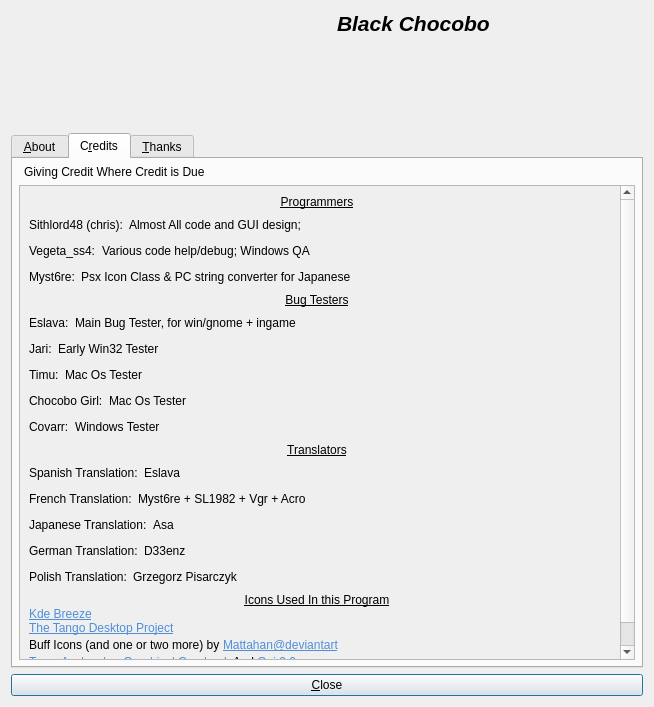
The window that src/dialogs/about.ui (sithlord48/blackchocobo) describes before a commit, drawn with Qt 5.
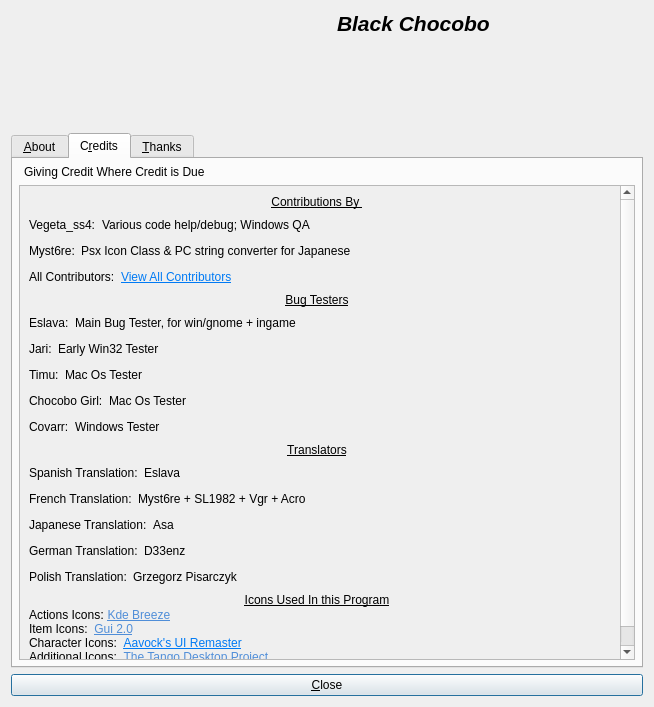
The same window after the commit. The open tabs and pages were chosen to show the change. Icons and pictures are not drawn.

```diff
--- a/src/dialogs/about.ui
+++ b/src/dialogs/about.ui
@@ -326,9 +326,9 @@
           <property name="geometry">
            <rect>
             <x>0</x>
-            <y>0</y>
-            <width>601</width>
-            <height>812</height>
+            <y>-491</y>
+            <width>596</width>
+            <height>814</height>
            </rect>
           </property>
           <property name="sizePolicy">
@@ -354,44 +354,13 @@
                 </font>
                </property>
                <property name="text">
-                <string>Programmers</string>
+                <string>Contributions By </string>
                </property>
                <property name="alignment">
                 <set>Qt::AlignCenter</set>
                </property>
               </widget>
              </item>
-             <item>
-              <layout class="QHBoxLayout" name="_22">
-               <item>
-                <widget class="QLabel" name="label">
-                 <property name="text">
-                  <string notr="true">Sithlord48 (chris):</string>
-                 </property>
-                </widget>
-               </item>
-               <item>
-                <widget class="QLabel" name="label_2">
-                 <property name="text">
-                  <string>Almost All code and GUI design; </string>
-                 </property>
-                </widget>
-               </item>
-               <item>
-                <spacer name="spacer_15">
-                 <property name="orientation">
-                  <enum>Qt::Horizontal</enum>
-                 </property>
-                 <property name="sizeHint" stdset="0">
-                  <size>
-                   <width>40</width>
-                   <height>20</height>
-                  </size>
-                 </property>
-                </spacer>
-               </item>
-              </layout>
-             </item>
              <item>
               <layout class="QHBoxLayout" name="_21">
                <item>
@@ -423,19 +392,53 @@
                </item>
               </layout>
              </item>
+             <item>
+              <layout class="QHBoxLayout" name="_34">
+               <item>
+                <widget class="QLabel" name="label_44">
+                 <property name="text">
+                  <string notr="true">Myst6re:</string>
+                 </property>
+                </widget>
+               </item>
+               <item>
+                <widget class="QLabel" name="label_45">
+                 <property name="text">
+                  <string>Psx Icon Class &amp; PC string converter for Japanese</string>
+                 </property>
+                </widget>
+               </item>
+               <item>
+                <spacer name="spacer_18">
+                 <property name="orientation">
+                  <enum>Qt::Horizontal</enum>
+                 </property>
+                 <property name="sizeHint" stdset="0">
+                  <size>
+                   <width>40</width>
+                   <height>20</height>
+                  </size>
+                 </property>
+                </spacer>
+               </item>
+              </layout>
+             </item>
              <item>
               <layout class="QHBoxLayout" name="_23">
                <item>
                 <widget class="QLabel" name="label_36">
                  <property name="text">
-                  <string notr="true">Myst6re:</string>
+                  <string notr="true">All Contributors:</string>
                  </property>
                 </widget>
                </item>
                <item>
                 <widget class="QLabel" name="label_37">
                  <property name="text">
-                  <string>Psx Icon Class &amp; PC string converter for Japanese</string>
+                  <string>&lt;html&gt;&lt;head/&gt;&lt;body&gt;&lt;p&gt;&lt;a href=&quot;https://github.com/sithlord48/blackchocobo/graphs/contributors&quot;&gt;&lt;span style=&quot; text-decoration: underline; color:#007af4;&quot;&gt;View All Contributors&lt;/span&gt;&lt;/a&gt;&lt;/p&gt;&lt;/body&gt;&lt;/html&gt;</string>
+                 </property>
+                 <property name="openExternalLinks">
+                  <bool>true</bool>
                  </property>
                 </widget>
                </item>
@@ -845,10 +848,10 @@
               <widget class="QLabel" name="label_26">
                <property name="text">
                 <string notr="true">&lt;!DOCTYPE HTML PUBLIC &quot;-//W3C//DTD HTML 4.0//EN&quot; &quot;http://www.w3.org/TR/REC-html40/strict.dtd&quot;&gt;
-&lt;html&gt;&lt;head&gt;&lt;meta name=&quot;qrichtext&quot; content=&quot;1&quot; /&gt;&lt;style type=&quot;text/css&quot;&gt;
+&lt;html&gt;&lt;head&gt;&lt;meta name=&quot;qrichtext&quot; content=&quot;1&quot; /&gt;&lt;meta charset=&quot;utf-8&quot; /&gt;&lt;style type=&quot;text/css&quot;&gt;
 p, li { white-space: pre-wrap; }
-&lt;/style&gt;&lt;/head&gt;&lt;body style=&quot; font-family:'Noto Sans'; font-size:10pt; font-weight:400; font-style:normal;&quot;&gt;
-&lt;p style=&quot; margin-top:0px; margin-bottom:0px; margin-left:0px; margin-right:0px; -qt-block-indent:0; text-indent:0px;&quot;&gt;&lt;a href=&quot;https://develop.kde.org/frameworks/breeze-icons/&quot;&gt;&lt;span style=&quot; font-family:'Ubuntu'; font-size:9pt; text-decoration: underline; color:#508ed8;&quot;&gt;Kde Breeze&lt;/span&gt;&lt;/a&gt;&lt;/p&gt;&lt;/body&gt;&lt;/html&gt;</string>
+&lt;/style&gt;&lt;/head&gt;&lt;body style=&quot; font-family:'Sans Serif'; font-size:9pt; font-weight:400; font-style:normal;&quot;&gt;
+&lt;p style=&quot; margin-top:0px; margin-bottom:0px; margin-left:0px; margin-right:0px; -qt-block-indent:0; text-indent:0px;&quot;&gt;&lt;span style=&quot; font-family:'Noto Sans';&quot;&gt;Actions Icons&lt;/span&gt;&lt;span style=&quot; font-family:'Noto Sans'; font-size:10pt;&quot;&gt;: &lt;/span&gt;&lt;a href=&quot;https://develop.kde.org/frameworks/breeze-icons/&quot;&gt;&lt;span style=&quot; font-family:'Ubuntu'; text-decoration: underline; color:#508ed8;&quot;&gt;Kde Breeze&lt;/span&gt;&lt;/a&gt;&lt;/p&gt;&lt;/body&gt;&lt;/html&gt;</string>
                </property>
                <property name="openExternalLinks">
                 <bool>true</bool>
@@ -856,65 +859,41 @@
               </widget>
              </item>
              <item>
-              <widget class="QLabel" name="label_24">
+              <widget class="QLabel" name="label_25">
                <property name="text">
                 <string notr="true">&lt;!DOCTYPE HTML PUBLIC &quot;-//W3C//DTD HTML 4.0//EN&quot; &quot;http://www.w3.org/TR/REC-html40/strict.dtd&quot;&gt;
-&lt;html&gt;&lt;head&gt;&lt;meta name=&quot;qrichtext&quot; content=&quot;1&quot; /&gt;&lt;style type=&quot;text/css&quot;&gt;
+&lt;html&gt;&lt;head&gt;&lt;meta name=&quot;qrichtext&quot; content=&quot;1&quot; /&gt;&lt;meta charset=&quot;utf-8&quot; /&gt;&lt;style type=&quot;text/css&quot;&gt;
 p, li { white-space: pre-wrap; }
-&lt;/style&gt;&lt;/head&gt;&lt;body style=&quot; font-family:'Ubuntu'; font-size:9pt; font-weight:400; font-style:normal;&quot;&gt;
-&lt;p style=&quot; margin-top:0px; margin-bottom:0px; margin-left:0px; margin-right:0px; -qt-block-indent:0; text-indent:0px;&quot;&gt;&lt;a href=&quot;http://tango.freedesktop.org/Tango_Desktop_Project&quot;&gt;&lt;span style=&quot; text-decoration: underline; color:#508ed8;&quot;&gt;The Tango Desktop Project&lt;/span&gt;&lt;/a&gt;&lt;/p&gt;&lt;/body&gt;&lt;/html&gt;</string>
+&lt;/style&gt;&lt;/head&gt;&lt;body style=&quot; font-family:'Sans Serif'; font-size:9pt; font-weight:400; font-style:normal;&quot;&gt;
+&lt;p style=&quot; margin-top:0px; margin-bottom:0px; margin-left:0px; margin-right:0px; -qt-block-indent:0; text-indent:0px;&quot;&gt;Item Icons:  &lt;a href=&quot;http://forums.qhimm.com/index.php?topic=10924.0&quot;&gt;&lt;span style=&quot; font-family:'Ubuntu'; text-decoration: underline; color:#508ed8;&quot;&gt;Gui 2.0&lt;/span&gt;&lt;/a&gt;&lt;/p&gt;&lt;/body&gt;&lt;/html&gt;</string>
                </property>
                <property name="openExternalLinks">
                 <bool>true</bool>
                </property>
               </widget>
              </item>
-             <item>
-              <layout class="QHBoxLayout" name="_25">
-               <item>
-                <widget class="QLabel" name="label_28">
-                 <property name="text">
-                  <string>Buff Icons (and one or two more) by </string>
-                 </property>
-                </widget>
-               </item>
-               <item>
-                <widget class="QLabel" name="label_25">
-                 <property name="text">
-                  <string notr="true">&lt;!DOCTYPE HTML PUBLIC &quot;-//W3C//DTD HTML 4.0//EN&quot; &quot;http://www.w3.org/TR/REC-html40/strict.dtd&quot;&gt;
-&lt;html&gt;&lt;head&gt;&lt;meta name=&quot;qrichtext&quot; content=&quot;1&quot; /&gt;&lt;style type=&quot;text/css&quot;&gt;
-p, li { white-space: pre-wrap; }
-&lt;/style&gt;&lt;/head&gt;&lt;body style=&quot; font-family:'Ubuntu'; font-size:9pt; font-weight:400; font-style:normal;&quot;&gt;
-&lt;p style=&quot; margin-top:0px; margin-bottom:0px; margin-left:0px; margin-right:0px; -qt-block-indent:0; text-indent:0px;&quot;&gt;&lt;a href=&quot;http://mattahan.deviantart.com/&quot;&gt;&lt;span style=&quot; text-decoration: underline; color:#508ed8;&quot;&gt;Mattahan@deviantart&lt;/span&gt;&lt;/a&gt;&lt;/p&gt;&lt;/body&gt;&lt;/html&gt;</string>
-                 </property>
-                 <property name="openExternalLinks">
-                  <bool>true</bool>
-                 </property>
-                </widget>
-               </item>
-               <item>
-                <spacer name="spacer_17">
-                 <property name="orientation">
-                  <enum>Qt::Horizontal</enum>
-                 </property>
-                 <property name="sizeHint" stdset="0">
-                  <size>
-                   <width>40</width>
-                   <height>20</height>
-                  </size>
-                 </property>
-                </spacer>
-               </item>
-              </layout>
-             </item>
              <item>
               <widget class="QLabel" name="label_23">
                <property name="text">
                 <string notr="true">&lt;!DOCTYPE HTML PUBLIC &quot;-//W3C//DTD HTML 4.0//EN&quot; &quot;http://www.w3.org/TR/REC-html40/strict.dtd&quot;&gt;
-&lt;html&gt;&lt;head&gt;&lt;meta name=&quot;qrichtext&quot; content=&quot;1&quot; /&gt;&lt;style type=&quot;text/css&quot;&gt;
+&lt;html&gt;&lt;head&gt;&lt;meta name=&quot;qrichtext&quot; content=&quot;1&quot; /&gt;&lt;meta charset=&quot;utf-8&quot; /&gt;&lt;style type=&quot;text/css&quot;&gt;
 p, li { white-space: pre-wrap; }
-&lt;/style&gt;&lt;/head&gt;&lt;body style=&quot; font-family:'Ubuntu'; font-size:9pt; font-weight:400; font-style:normal;&quot;&gt;
-&lt;p style=&quot; margin-top:0px; margin-bottom:0px; margin-left:0px; margin-right:0px; -qt-block-indent:0; text-indent:0px;&quot;&gt;&lt;a href=&quot;http://forums.qhimm.com/index.php?board=15.0&quot;&gt;&lt;span style=&quot; text-decoration: underline; color:#508ed8;&quot;&gt;Team Avalanche&lt;/span&gt;&lt;/a&gt;: &lt;a href=&quot;http://forums.qhimm.com/index.php?topic=8831.0&quot;&gt;&lt;span style=&quot; text-decoration: underline; color:#508ed8;&quot;&gt;Graphical Overhaul&lt;/span&gt;&lt;/a&gt;  And &lt;a href=&quot;http://forums.qhimm.com/index.php?topic=10924.0&quot;&gt;&lt;span style=&quot; text-decoration: underline; color:#508ed8;&quot;&gt;Gui 2.0&lt;/span&gt;&lt;/a&gt;&lt;/p&gt;&lt;/body&gt;&lt;/html&gt;</string>
+&lt;/style&gt;&lt;/head&gt;&lt;body style=&quot; font-family:'Sans Serif'; font-size:9pt; font-weight:400; font-style:normal;&quot;&gt;
+&lt;p style=&quot; margin-top:0px; margin-bottom:0px; margin-left:0px; margin-right:0px; -qt-block-indent:0; text-indent:0px;&quot;&gt;Character Icons:  &lt;a href=&quot;https://forums.qhimm.com/index.php?topic=20331.0&quot;&gt;&lt;span style=&quot; text-decoration: underline; color:#007af4;&quot;&gt;Aavock's UI Remaster&lt;/span&gt;&lt;/a&gt;&lt;/p&gt;&lt;/body&gt;&lt;/html&gt;</string>
+               </property>
+               <property name="openExternalLinks">
+                <bool>true</bool>
+               </property>
+              </widget>
+             </item>
+             <item>
+              <widget class="QLabel" name="label_24">
+               <property name="text">
+                <string notr="true">&lt;!DOCTYPE HTML PUBLIC &quot;-//W3C//DTD HTML 4.0//EN&quot; &quot;http://www.w3.org/TR/REC-html40/strict.dtd&quot;&gt;
+&lt;html&gt;&lt;head&gt;&lt;meta name=&quot;qrichtext&quot; content=&quot;1&quot; /&gt;&lt;meta charset=&quot;utf-8&quot; /&gt;&lt;style type=&quot;text/css&quot;&gt;
+p, li { white-space: pre-wrap; }
+&lt;/style&gt;&lt;/head&gt;&lt;body style=&quot; font-family:'Sans Serif'; font-size:9pt; font-weight:400; font-style:normal;&quot;&gt;
+&lt;p style=&quot; margin-top:0px; margin-bottom:0px; margin-left:0px; margin-right:0px; -qt-block-indent:0; text-indent:0px;&quot;&gt;&lt;span style=&quot; font-family:'Ubuntu';&quot;&gt;Additional Icons:  &lt;/span&gt;&lt;a href=&quot;http://tango.freedesktop.org/Tango_Desktop_Project&quot;&gt;&lt;span style=&quot; font-family:'Ubuntu'; text-decoration: underline; color:#508ed8;&quot;&gt;The Tango Desktop Project&lt;/span&gt;&lt;/a&gt;&lt;/p&gt;&lt;/body&gt;&lt;/html&gt;</string>
                </property>
                <property name="openExternalLinks">
                 <bool>true</bool>
```
